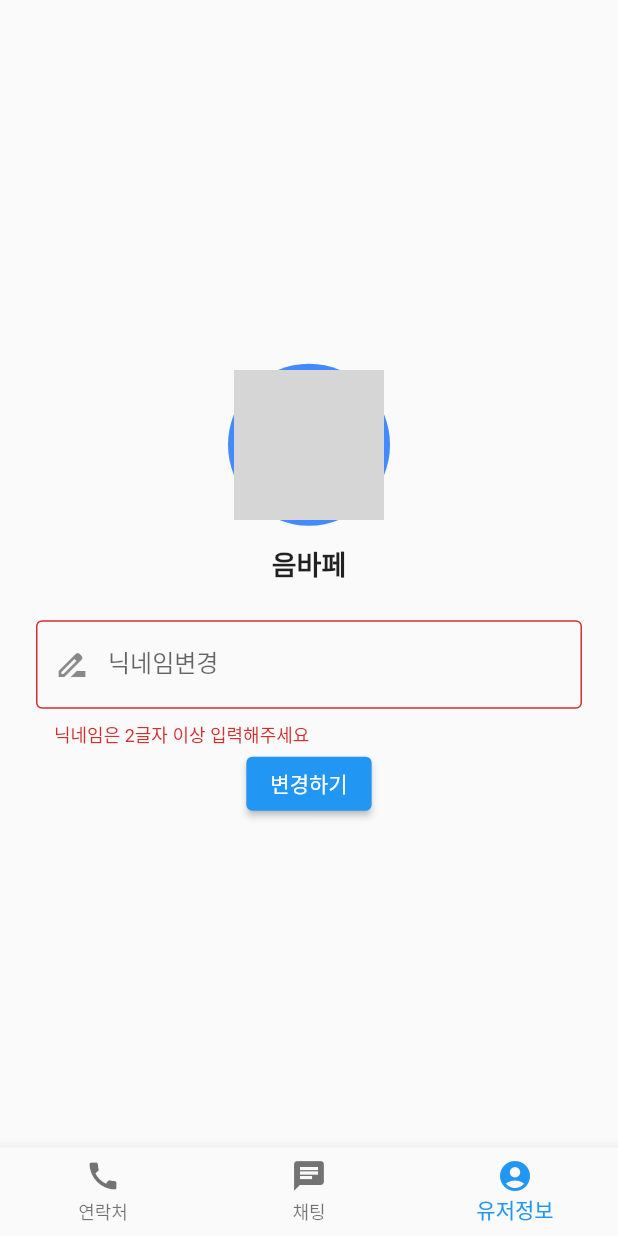
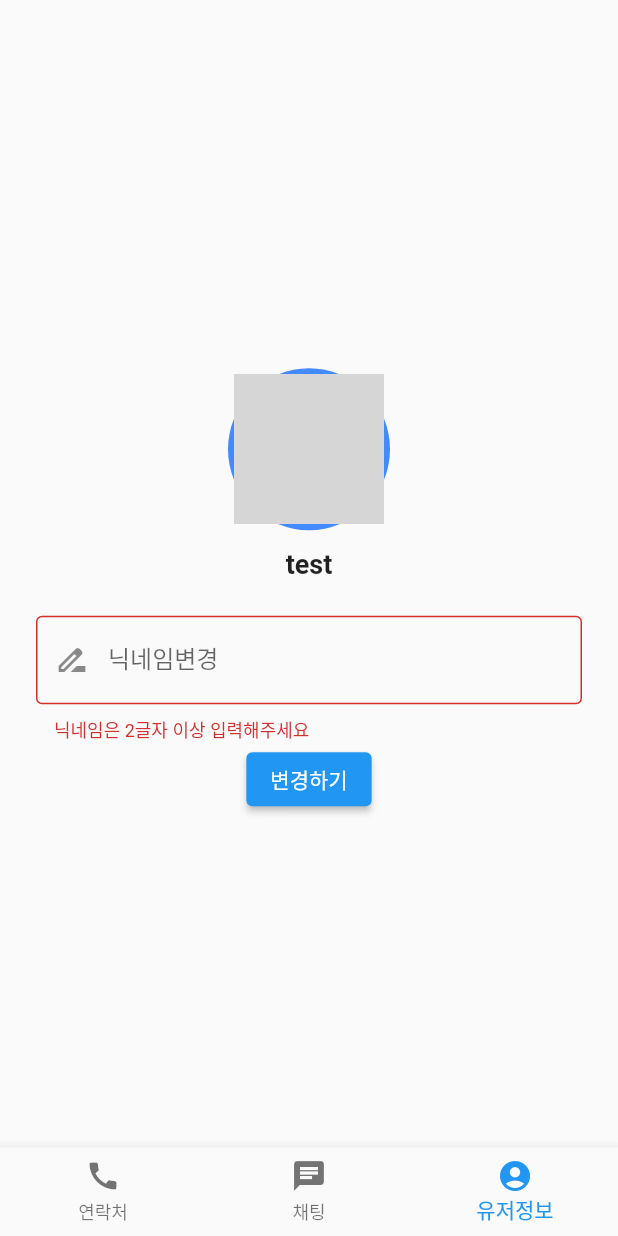
Before and after one commit to BGM-109/flutter-firebase-chat-provider-mvvm, a Flutter app: the screen it shows after launch, item 3 of the bottom bar chosen, after a tap on "변경하기", on a phone screen of 412 x 824 dp. Run offline on Flutter 3.47's test engine with Material 2 defaults, Android fonts, the phone set to English and light mode, and no system bars; our stand-ins replace cloud_firestore, firebase_core, fluttertoast; accounts and stored records are empty; generated files the repository leaves out were written again; network calls fail; statements that could not run were skipped; grey boxes are pictures that could not be loaded.

Commit message:
refactor: Account 페이지를 doc id 를 사용하여 유저정보를 가져오도록 변경하였습니다.

```diff
--- a/lib/main.dart
+++ b/lib/main.dart
@@ -4,7 +4,6 @@ import 'package:flutter_firebase_chat/viewmodels/chat_detail_viewmodel.dart';
 import 'package:flutter_firebase_chat/viewmodels/chat_viewmodel.dart';
 import 'package:flutter_firebase_chat/viewmodels/control_viewmodel.dart';
 import 'package:flutter_firebase_chat/viewmodels/home_viewmodel.dart';
-import 'package:flutter_firebase_chat/views/chat_detail_view.dart';
 import 'package:flutter_firebase_chat/views/control_view.dart';
 import 'package:provider/provider.dart';
 import 'package:firebase_core/firebase_core.dart';
--- a/lib/models/user_model.dart
+++ b/lib/models/user_model.dart
@@ -1,6 +1,22 @@
 class UserModel {
   final String name;
   final String profileImg;
+  final String id;
 
-  UserModel(this.name, this.profileImg);
+  UserModel({required this.name, required this.profileImg, required this.id});
+
+  UserModel.fromJson(Map<String, Object?> json)
+      : this(
+          name: json['name']! as String,
+          profileImg: json['profileImg']! as String,
+          id: json['id']! as String,
+        );
+
+  Map<String, Object?> toJson() {
+    return {
+      'name': name,
+      'profileImg': profileImg,
+      'id': id,
+    };
+  }
 }
--- a/lib/service/firestore_user.dart
+++ b/lib/service/firestore_user.dart
@@ -1,11 +1,28 @@
 import 'package:cloud_firestore/cloud_firestore.dart';
+import 'package:flutter_firebase_chat/models/user_model.dart';
 
 class FireStoreUser {
-  final CollectionReference _userCollectionRef =
-      FirebaseFirestore.instance.collection("users");
+  final CollectionReference _userCollectionRef = FirebaseFirestore.instance
+      .collection("users")
+      .withConverter<UserModel>(
+        fromFirestore: (snapshot, _) => UserModel.fromJson(snapshot.data()!),
+        toFirestore: (user, _) => user.toJson(),
+      );
 
   Future<List<QueryDocumentSnapshot>> getUsers() async {
     QuerySnapshot results = await _userCollectionRef.get();
     return results.docs;
   }
+
+  Future<DocumentSnapshot> getUserFromId(String docId) async {
+    return await _userCollectionRef.doc(docId).get();
+  }
+
+  Future<void> updateUserNameFromId(String docId, String name) {
+    return _userCollectionRef
+        .doc(docId)
+        .update({'name': name})
+        .then((value) => print("User Updated"))
+        .catchError((error) => print("Failed to update user: $error"));
+  }
 }
--- a/lib/viewmodels/account_viewmodel.dart
+++ b/lib/viewmodels/account_viewmodel.dart
@@ -1,14 +1,41 @@
 import 'package:flutter/material.dart';
 import 'package:flutter_firebase_chat/models/user_model.dart';
+import 'package:flutter_firebase_chat/service/firestore_user.dart';
+import 'package:fluttertoast/fluttertoast.dart';
 
 class AccountViewModel extends ChangeNotifier {
-  UserModel _currentUser = UserModel("음바페", "https://firebasestorage.googleapis.com/v0/b/flutter-firebase-chat-mvvm.appspot.com/o/umbape.jpeg?alt=media&token=ede79999-21a4-4172-9a9f-1c671e1026f6");
+  AccountViewModel() {
+    initUser();
+  }
+
+  final String _currentUserId = "gn3jZorLmdhqN9KzEva8";
+
+  UserModel _currentUser = UserModel(name: "test", profileImg: "", id: "test");
 
   UserModel get currentUser => _currentUser;
 
-  void changeUser(String name) {
-    final UserModel inputUser = UserModel(name, "https://firebasestorage.googleapis.com/v0/b/flutter-firebase-chat-mvvm.appspot.com/o/umbape.jpeg?alt=media&token=ede79999-21a4-4172-9a9f-1c671e1026f6");
-    _currentUser = inputUser;
+  bool isLoad = true;
+
+  String loadMsg = "유저 정보를 불러오고 있습니다.";
+
+  void changeUserName(String name) async {
+    loadMsg = "유저 정보를 변경 중 입니다.";
+    isLoad = true;
+    notifyListeners();
+
+    FireStoreUser().updateUserNameFromId(_currentUserId, name);
+    var doc = await FireStoreUser().getUserFromId(_currentUserId);
+    _currentUser = doc.data() as UserModel;
+    isLoad = false;
+    notifyListeners();
+
+    Fluttertoast.showToast(msg: "닉네임이 변경되었어요", backgroundColor: Colors.grey);
+  }
+
+  void initUser() async {
+    var doc = await FireStoreUser().getUserFromId(_currentUserId);
+    _currentUser = doc.data() as UserModel;
+    isLoad = false;
     notifyListeners();
   }
 }
--- a/lib/viewmodels/chat_detail_viewmodel.dart
+++ b/lib/viewmodels/chat_detail_viewmodel.dart
@@ -7,8 +7,6 @@ class ChatDetailViewModel extends ChangeNotifier {
     getMessages("test");
   }
 
-  List _messages = [];
-
   Stream<QuerySnapshot> getMessages(String roomId) {
     return FireStoreChat().getChatMessage("test");
   }
--- a/lib/viewmodels/home_viewmodel.dart
+++ b/lib/viewmodels/home_viewmodel.dart
@@ -17,9 +17,7 @@ class HomeViewModel extends ChangeNotifier {
 
   Future<void> fetchUserList() async {
     FireStoreUser().getUsers().then((docs) {
-      for (int i = 0; i < docs.length; i++) {
-        _userList.add(UserModel(docs[i]["name"], docs[i]["profileImg"]));
-      }
+      for (int i = 0; i < docs.length; i++) {}
     });
     _isLoad = false;
     notifyListeners();
--- a/lib/views/account_view.dart
+++ b/lib/views/account_view.dart
@@ -1,6 +1,7 @@
 import 'package:flutter/material.dart';
 import 'package:flutter_firebase_chat/viewmodels/account_viewmodel.dart';
 import 'package:flutter_firebase_chat/widgets/user_info_box.dart';
+import 'package:fluttertoast/fluttertoast.dart';
 import 'package:provider/provider.dart';
 
 class AccountView extends StatefulWidget {
@@ -20,7 +21,9 @@ class _AccountViewState extends State<AccountView> {
     return Form(
       autovalidateMode: AutovalidateMode.onUserInteraction,
       key: _formKey,
-      child: Center(
+      child: vm.isLoad
+          ? Loader(msg: vm.loadMsg)
+          : Center(
               child: Padding(
                 padding: const EdgeInsets.symmetric(horizontal: 24.0),
                 child: Column(
@@ -36,7 +39,8 @@ class _AccountViewState extends State<AccountView> {
                       validator: (value) {
                         if (value != null && value.length < 2) {
                           return "닉네임은 2글자 이상 입력해주세요";
-                  } else if (value != null && value == vm.currentUser.name) {
+                        } else if (value != null &&
+                            value == vm.currentUser.name) {
                           return "다른 닉네임을 넣어 주세요";
                         } else {
                           return null;
@@ -48,9 +52,10 @@ class _AccountViewState extends State<AccountView> {
                     ),
                     ElevatedButton(
                         onPressed: () {
-                    final bool isValid = _formKey.currentState!.validate();
+                          final bool isValid =
+                              _formKey.currentState!.validate();
                           if (isValid) {
-                      vm.changeUser(nickName);
+                            vm.changeUserName(nickName);
                             _formKey.currentState!.reset();
                           }
                         },
@@ -62,3 +67,30 @@ class _AccountViewState extends State<AccountView> {
     );
   }
 }
+
+class Loader extends StatelessWidget {
+  const Loader({
+    Key? key,
+    required this.msg,
+  }) : super(key: key);
+
+  final String msg;
+
+  @override
+  Widget build(BuildContext context) {
+    return Center(
+      child: Column(
+        mainAxisAlignment: MainAxisAlignment.center,
+        children: [
+          const CircularProgressIndicator(
+            color: Colors.black,
+          ),
+          const SizedBox(
+            height: 24.0,
+          ),
+          Text(msg),
+        ],
+      ),
+    );
+  }
+}
--- a/lib/views/chat_detail_view.dart
+++ b/lib/views/chat_detail_view.dart
@@ -13,7 +13,6 @@ class ChatDetailView extends StatefulWidget {
 
 class _ChatDetailViewState extends State<ChatDetailView> {
   String _content = "";
-  final _formKey = GlobalKey<FormState>();
   final ScrollController _scrollController = ScrollController();
   final TextEditingController _textEditingController = TextEditingController();
 
@@ -86,7 +85,7 @@ class MessageBox extends StatelessWidget {
   @override
   Widget build(BuildContext context) {
     return Row(
-      children: [Text(doc!["content"].toString()), CircleAvatar()],
+      children: [Text(doc!["content"].toString()), const CircleAvatar()],
     );
   }
 }
--- a/lib/views/home_view.dart
+++ b/lib/views/home_view.dart
@@ -15,10 +15,10 @@ class HomeView extends StatelessWidget {
           )
         : Scaffold(
             appBar: AppBar(
-              title: Text("연락처"),
+              title: const Text("연락처"),
             ),
             body: ListView(children: [
-              SizedBox(
+              const SizedBox(
                 height: 32.0,
               ),
               ...vm.userList
@@ -53,7 +53,7 @@ class ProfileTile extends StatelessWidget {
             width: 16.0,
           ),
           Text(user.name),
-          Divider(
+          const Divider(
             height: 1,
           )
         ],
```
Also changed, not shown: 1 other file. Lines whose indentation alone changed are shown as unchanged.
